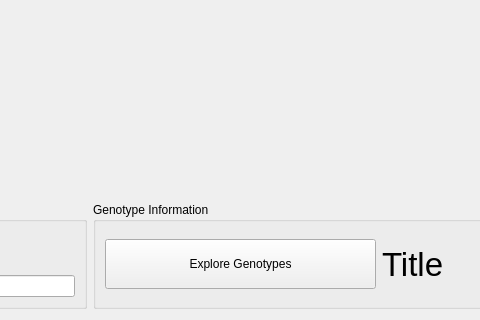
Old version of the form gui/ui/plotwindow.ui in the repository ScottMastro/VikNGS; both pictures show x 496 to 976 and y 442 to 762 of the 1171 by 762 pixel window.
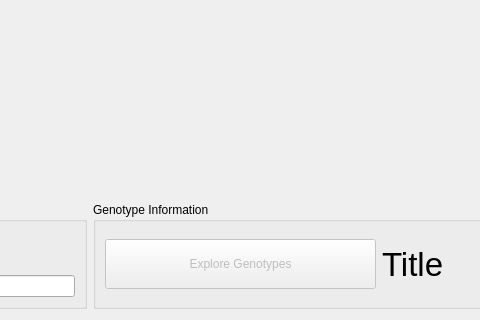
New version of the form. Custom widgets are drawn as their Qt base class.

The edit to the form file:
```diff
--- a/gui/ui/plotwindow.ui
+++ b/gui/ui/plotwindow.ui
@@ -137,6 +137,9 @@
         </item>
         <item row="0" column="0">
          <widget class="QPushButton" name="plot_genotypeBtn">
+          <property name="enabled">
+           <bool>false</bool>
+          </property>
           <property name="minimumSize">
            <size>
             <width>0</width>
```
